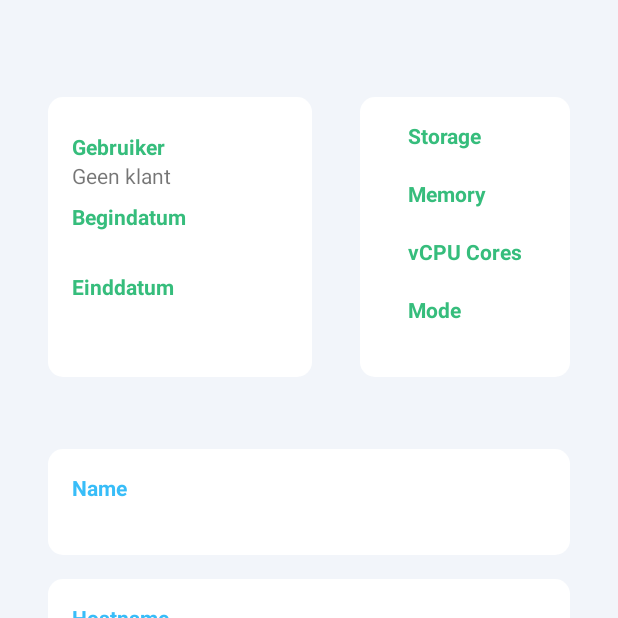
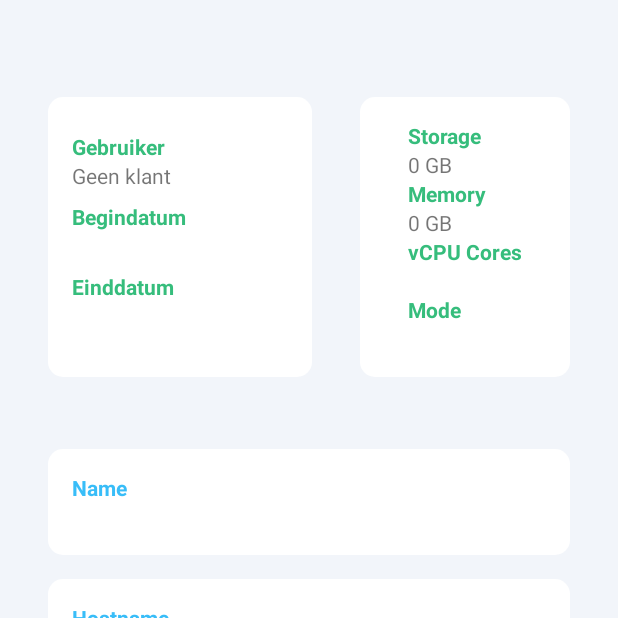
Before and after one commit to bengeendokter/HOGENT-VIC-android, an Android app: the fragment VirtualMachineFragment placed in its activity, on a phone screen of 412 x 824 dp, the top half of it. Run offline under Robolectric (Android 15) with nearby library versions, the light colour scheme and no system bars; our stand-ins replace Room's generated code, data binding, navigation-ui; 7 statements that could not run were skipped.

Commit message:
Add vm stats

```diff
--- a/app/src/main/res/layout/fragment_virtual_machine.xml
+++ b/app/src/main/res/layout/fragment_virtual_machine.xml
@@ -140,6 +140,7 @@
                         android:id="@+id/vm_txt_storage_in"
                         android:layout_width="match_parent"
                         android:layout_height="wrap_content"
+                        app:capacity="@{vm.storage}"
                         tools:text="20 GB" />
 
                     <TextView
@@ -153,6 +154,7 @@
                         android:id="@+id/vm_txt_memory_in"
                         android:layout_width="match_parent"
                         android:layout_height="wrap_content"
+                        app:capacity="@{vm.ram}"
                         tools:text="2 GB" />
 
                     <TextView
@@ -166,6 +168,7 @@
                         android:id="@+id/vm_txt_cpuCores_in"
                         android:layout_width="match_parent"
                         android:layout_height="wrap_content"
+                        android:text="@{vm.cpu}"
                         tools:text="4" />
 
                     <TextView
```
